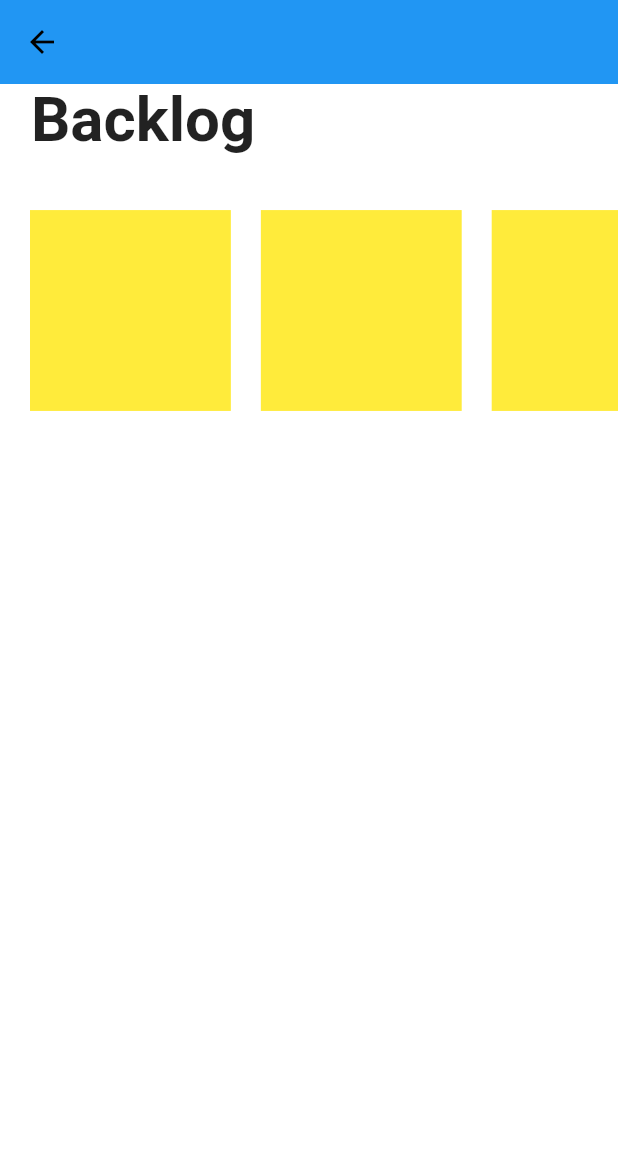
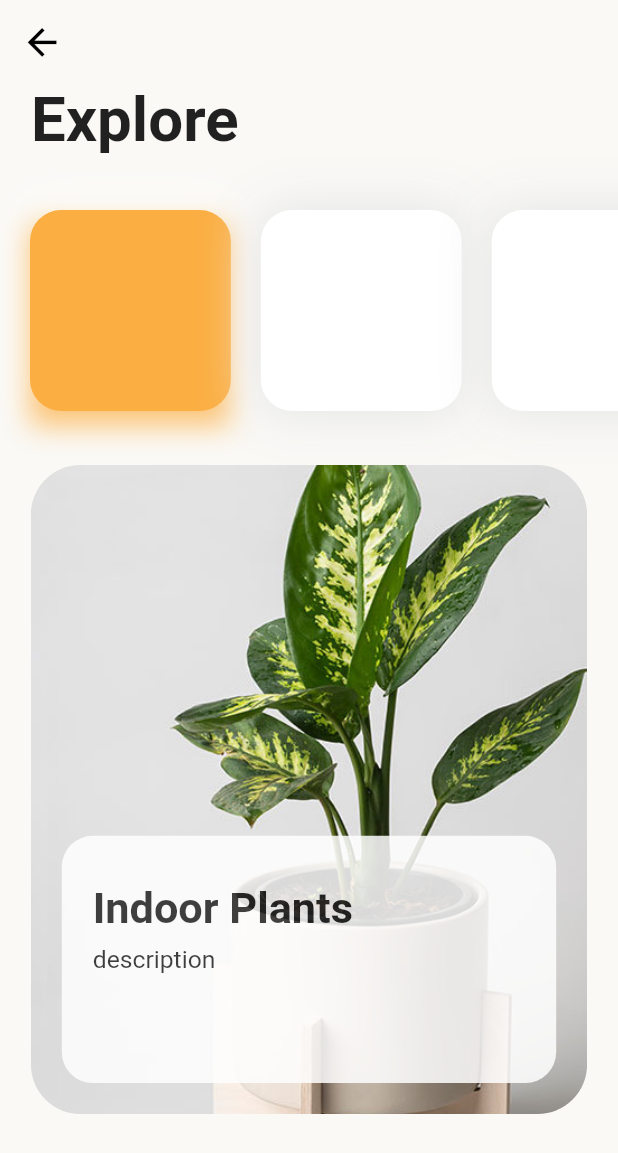
Before and after one commit to moondamon/NineTree_Dev, a Flutter app: the screen it shows after launch, on a phone screen of 412 x 824 dp. Shown: the top 1153 px of the screen. Run offline on Flutter 3.47's test engine with Material 2 defaults, Android fonts, the phone set to English and light mode, and no system bars.

Commit message:
update UI

```diff
--- a/lib/home.dart
+++ b/lib/home.dart
@@ -6,99 +6,155 @@ class HomePage extends StatefulWidget {
 }
 
 class _HomePageState extends State<HomePage> {
-  double widthScreen;
-
   @override
   void initState() {
-    // TODO: implement initState
     super.initState();
-    widthScreen = MediaQuery.of(context).size.width;
   }
 
+  int _currentIndex = 0;
   @override
   Widget build(BuildContext context) {
+    double widthScreen = MediaQuery.of(context).size.width;
     return Scaffold(
       appBar: AppBar(
         leading: IconButton(
           onPressed: () => print('Pressed'),
           icon: Icon(Icons.arrow_back),
           color: Colors.black,
+          iconSize: widthScreen * 0.07,
         ),
-        backgroundColor: Colors.blue,
+        backgroundColor: Color(0xffffaf9f6),
         elevation: 0.0,
       ),
-      backgroundColor: Colors.white,
+      backgroundColor: Color(0xffffaf9f6),
       body: Column(
         children: [
           Container(
-            width: MediaQuery.of(context).size.width,
-            padding: EdgeInsets.symmetric(
-                horizontal: MediaQuery.of(context).size.width * 0.05),
+            width: widthScreen,
+            padding: EdgeInsets.symmetric(horizontal: widthScreen * 0.05),
             child: Text(
-              'Backlog',
+              'Explore',
               style: TextStyle(
-                fontSize: MediaQuery.of(context).size.width * 0.1,
+                fontSize: widthScreen * 0.1,
                 fontWeight: FontWeight.bold,
               ),
             ),
           ),
           Container(
-            width: MediaQuery.of(context).size.width,
-            height: MediaQuery.of(context).size.width * 0.5,
+            width: widthScreen,
+            height: widthScreen * 0.5,
             // color: Colors.red,
-            child: Center(
-              child: Container(
-                width: MediaQuery.of(context).size.width,
-                height: MediaQuery.of(context).size.width * 0.325,
-                // color: Colors.blue,
             child: ListView(
               padding: EdgeInsets.symmetric(horizontal: 20),
               scrollDirection: Axis.horizontal,
               children: [
+                for (var i = 0; i < 5; i++)
                   Container(
-                        width: MediaQuery.of(context).size.width * 0.325,
-                        height: MediaQuery.of(context).size.width * 0.325,
-                        color: Colors.yellow),
-                    SizedBox(
-                      width: 20,
+                      width: widthScreen * 0.325 + 20,
+                      // height: widthScreen * 0.325,
+                      padding: EdgeInsets.only(right: 20),
+                      child: Center(
+                        child: Container(
+                          width: widthScreen * 0.325,
+                          height: widthScreen * 0.325,
+                          decoration: BoxDecoration(boxShadow: [
+                            BoxShadow(
+                              color: Color(0xbbffffff),
+                              blurRadius: 30,
+                              offset: Offset(0, 0),
+                            ),
+                            _currentIndex == i
+                                ? BoxShadow(
+                                    color: Color(0xbbfbae42),
+                                    blurRadius: 15,
+                                    offset: Offset(0, 10))
+                                : BoxShadow(
+                                    color: Colors.grey[300],
+                                    blurRadius: 30,
+                                    offset: Offset(0, 0),
+                                  ),
+                          ]),
+                          child: RawMaterialButton(
+                            onPressed: () {
+                              setState(() {
+                                _currentIndex = i;
+                              });
+                            },
+                            // child: Text('$_currentIndex'),
+                            elevation: 0.0,
+                            shape: RoundedRectangleBorder(
+                                borderRadius:
+                                    BorderRadius.circular(widthScreen * 0.05)),
+                            fillColor: _currentIndex == i
+                                ? Color(0xfffbae42)
+                                : Colors.white,
+                            hoverColor: Colors.transparent,
+                            splashColor: Colors.transparent,
+                          ),
+                        ),
+                      ))
+              ],
+            ),
+          ),
+          Center(
+            child: Container(
+              width: widthScreen * 0.9,
+              height: widthScreen * 1.05,
+              child: Stack(
+                children: [
+                  ClipRRect(
+                    borderRadius: BorderRadius.circular(widthScreen * 0.08),
+                    child: Image.asset(
+                      'assets/PotPlant.jpg',
+                      fit: BoxFit.fitWidth,
+                      width: widthScreen * 0.9,
+                    ),
                   ),
                   Container(
-                        width: MediaQuery.of(context).size.width * 0.325,
-                        height: MediaQuery.of(context).size.width * 0.325,
-                        color: Colors.yellow),
+                    width: widthScreen * 0.9,
+                    height: widthScreen * 1.05,
+                    padding: EdgeInsets.all(widthScreen * 0.05),
+                    child: Align(
+                      alignment: Alignment.bottomCenter,
+                      child: Opacity(
+                        opacity: 0.85,
+                        child: Container(
+                          width: widthScreen * 0.9,
+                          height: widthScreen * 0.4,
+                          padding: EdgeInsets.symmetric(
+                            vertical: widthScreen * 0.075,
+                            horizontal: widthScreen * 0.05,
+                          ),
+                          decoration: BoxDecoration(
+                              color: Colors.white,
+                              borderRadius:
+                                  BorderRadius.circular(widthScreen * 0.05)),
+                          child: Column(
+                            crossAxisAlignment: CrossAxisAlignment.start,
+                            children: [
+                              Text(
+                                'Indoor Plants',
+                                style: TextStyle(
+                                  fontSize: widthScreen * 0.07,
+                                  fontWeight: FontWeight.bold,
+                                ),
+                              ),
                               SizedBox(
-                      width: 20,
+                                height: widthScreen * 0.02,
                               ),
-                    Container(
-                        width: MediaQuery.of(context).size.width * 0.325,
-                        height: MediaQuery.of(context).size.width * 0.325,
-                        color: Colors.yellow),
-                    SizedBox(
-                      width: 20,
+                              Text(
+                                'description',
+                                style: TextStyle(
+                                  fontSize: widthScreen * 0.04,
                                 ),
-                    Container(
-                        width: MediaQuery.of(context).size.width * 0.325,
-                        height: MediaQuery.of(context).size.width * 0.325,
-                        color: Colors.yellow),
-                    SizedBox(
-                      width: 20,
                               ),
-                    Container(
-                        width: MediaQuery.of(context).size.width * 0.325,
-                        height: MediaQuery.of(context).size.width * 0.325,
-                        color: Colors.yellow),
-                    SizedBox(
-                      width: 20,
+                            ],
                           ),
-                    Container(
-                        width: MediaQuery.of(context).size.width * 0.325,
-                        height: MediaQuery.of(context).size.width * 0.325,
-                        color: Colors.yellow),
-                    SizedBox(
-                      width: 20,
+                        ),
+                      ),
+                    ),
                   )
                 ],
-                ),
               ),
             ),
           )
--- a/pubspec.yaml
+++ b/pubspec.yaml
@@ -43,7 +43,8 @@ flutter:
   # included with your application, so that you can use the icons in
   # the material Icons class.
   uses-material-design: true
-
+  assets:
+    - assets/
   # To add assets to your application, add an assets section, like this:
   # assets:
   #   - images/a_dot_burr.jpeg
```
Also changed, not shown: assets/PotPlant.jpg (added). Lines whose indentation alone changed are shown as unchanged.
